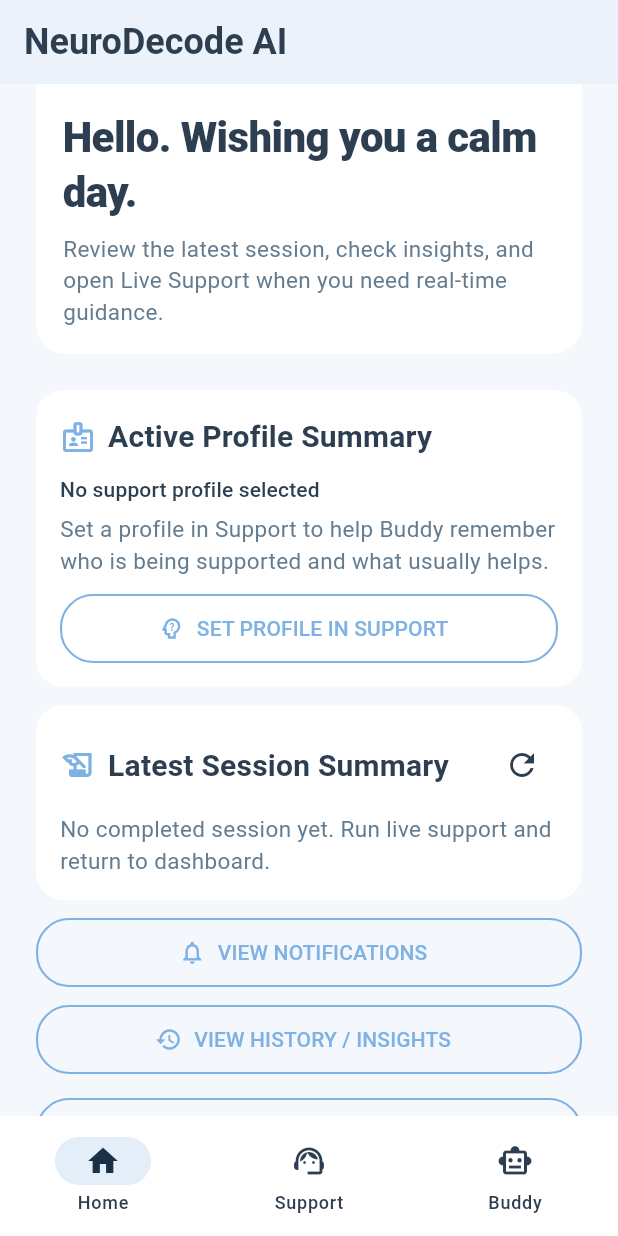
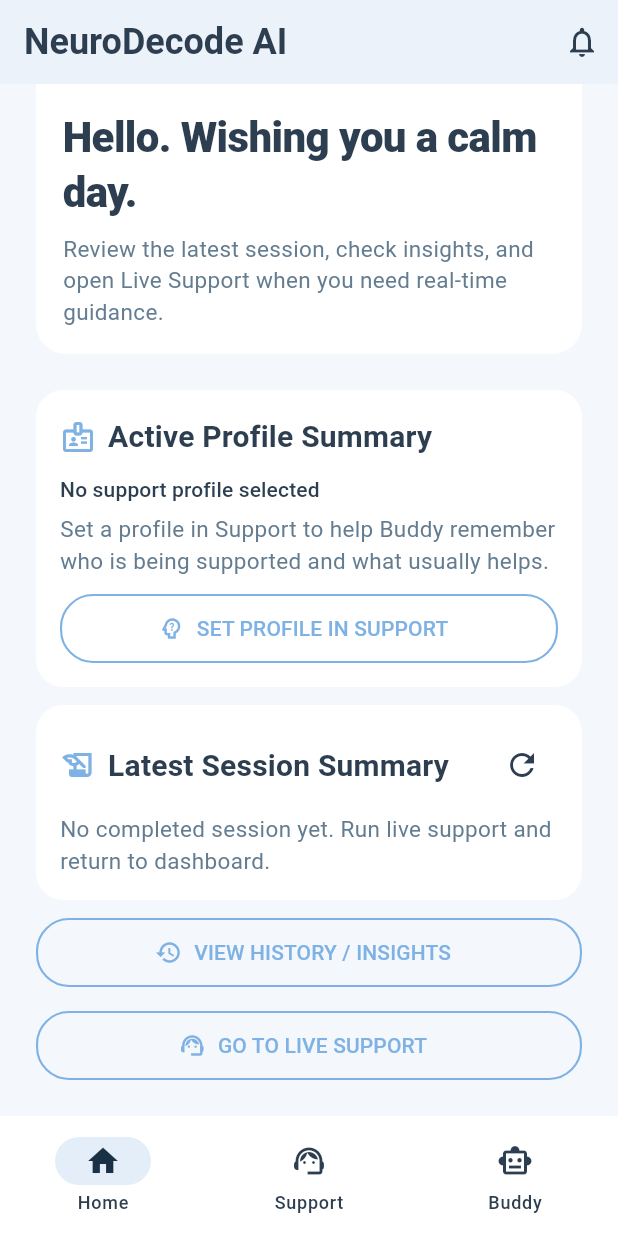
Before and after one commit to Psianturi/neuro-decode, a Flutter app: the screen it shows after launch, scrolled down 193 dp, on a phone screen of 412 x 824 dp. Run offline on Flutter 3.47's test engine with Material 3 defaults, Android fonts, the phone set to English and light mode, and no system bars; our stand-ins replace camera, logger, permission_handler, shared_preferences; missing offline and left inert: flutter_sound, record; accounts and stored records are empty; network calls fail.

Commit message:
Fix audio fallback crash and improve notification UX

```diff
--- a/neurodecode_mobile/lib/features/home/home_dashboard_screen.dart
+++ b/neurodecode_mobile/lib/features/home/home_dashboard_screen.dart
@@ -35,10 +35,12 @@ class _HomeDashboardScreenState extends State<HomeDashboardScreen> {
   ProfileMemoryContext? _profileContext;
   bool _isLoadingSummary = false;
   bool _isLoadingNotifications = false;
+  bool _isCheckingUnreadSync = false;
   bool _isLoadingProfile = false;
   bool _isCheckingProfileId = false;
   String? _activeProfileId;
   int _unreadNotificationCount = 0;
+  DateTime? _lastUnreadSyncAt;
 
   @override
   void initState() {
@@ -86,6 +88,25 @@ class _HomeDashboardScreenState extends State<HomeDashboardScreen> {
       }
     }).whenComplete(() {
       _isCheckingProfileId = false;
+    });
+  }
+
+  void _scheduleUnreadSync() {
+    if (_isCheckingUnreadSync || _isLoadingNotifications) {
+      return;
+    }
+    final now = DateTime.now();
+    if (_lastUnreadSyncAt != null &&
+        now.difference(_lastUnreadSyncAt!) < const Duration(seconds: 20)) {
+      return;
+    }
+
+    _isCheckingUnreadSync = true;
+    WidgetsBinding.instance.addPostFrameCallback((_) {
+      _refreshUnreadNotifications().whenComplete(() {
+        _lastUnreadSyncAt = DateTime.now();
+        _isCheckingUnreadSync = false;
+      });
     });
   }
 
@@ -192,11 +213,61 @@ class _HomeDashboardScreenState extends State<HomeDashboardScreen> {
     }
   }
 
+  Future<void> _openNotificationsCenter() async {
+    await Navigator.push(
+      context,
+      MaterialPageRoute(
+        builder: (_) => NotificationsCenterScreen(
+          service: _notificationService,
+        ),
+      ),
+    );
+    await _refreshUnreadNotifications();
+  }
+
   @override
   Widget build(BuildContext context) {
     _scheduleProfileIdSync();
+    _scheduleUnreadSync();
     return Scaffold(
-      appBar: AppBar(title: const Text('NeuroDecode AI')),
+      appBar: AppBar(
+        title: const Text('NeuroDecode AI'),
+        actions: [
+          IconButton(
+            onPressed: _openNotificationsCenter,
+            tooltip: 'Notifications',
+            icon: Stack(
+              clipBehavior: Clip.none,
+              children: [
+                const Icon(Icons.notifications_none),
+                if (_unreadNotificationCount > 0)
+                  Positioned(
+                    right: -6,
+                    top: -4,
+                    child: Container(
+                      padding: const EdgeInsets.symmetric(
+                          horizontal: 5, vertical: 1),
+                      decoration: BoxDecoration(
+                        color: Colors.red.shade500,
+                        borderRadius: BorderRadius.circular(999),
+                      ),
+                      child: Text(
+                        _unreadNotificationCount > 99
+                            ? '99+'
+                            : '$_unreadNotificationCount',
+                        style: const TextStyle(
+                          color: Colors.white,
+                          fontSize: 10,
+                          fontWeight: FontWeight.w700,
+                        ),
+                      ),
+                    ),
+                  ),
+              ],
+            ),
+          ),
+        ],
+      ),
       body: ListView(
         padding: const EdgeInsets.all(24),
         children: [
@@ -273,53 +344,6 @@ class _HomeDashboardScreenState extends State<HomeDashboardScreen> {
                 summary: _latestSummary,
                 isLoading: _isLoadingSummary,
                 onRefresh: _refreshLatestSummary,
-              ),
-              const SizedBox(height: 12),
-              SizedBox(
-                height: 46,
-                child: OutlinedButton.icon(
-                  onPressed: () async {
-                    await Navigator.push(
-                      context,
-                      MaterialPageRoute(
-                        builder: (_) => NotificationsCenterScreen(
-                          service: _notificationService,
-                        ),
-                      ),
-                    );
-                    await _refreshUnreadNotifications();
-                  },
-                  icon: Stack(
-                    clipBehavior: Clip.none,
-                    children: [
-                      const Icon(Icons.notifications_none),
-                      if (_unreadNotificationCount > 0)
-                        Positioned(
-                          right: -7,
-                          top: -6,
-                          child: Container(
-                            padding: const EdgeInsets.symmetric(
-                                horizontal: 5, vertical: 2),
-                            decoration: BoxDecoration(
-                              color: Colors.red.shade500,
-                              borderRadius: BorderRadius.circular(999),
-                            ),
-                            child: Text(
-                              _unreadNotificationCount > 99
-                                  ? '99+'
-                                  : '$_unreadNotificationCount',
-                              style: const TextStyle(
-                                color: Colors.white,
-                                fontSize: 10,
-                                fontWeight: FontWeight.w700,
-                              ),
-                            ),
-                          ),
-                        ),
-                    ],
-                  ),
-                  label: const Text('VIEW NOTIFICATIONS'),
-                ),
               ),
               const SizedBox(height: 12),
               SizedBox(
```
Also changed, not shown: neurodecode_mobile/lib/features/home/notifications_center_screen.dart (+59 -7 lines), neurodecode_mobile/lib/features/live_agent/live_agent_screen.dart (+22 -23 lines), 1 other file.
